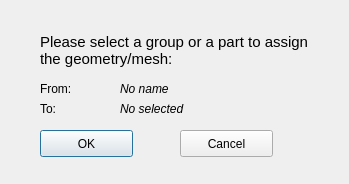
The window that src/MCCADGUI/ImportObjDialog.ui (inr-kit/McCad-Salome-Source) describes before a commit, drawn with Qt 5.
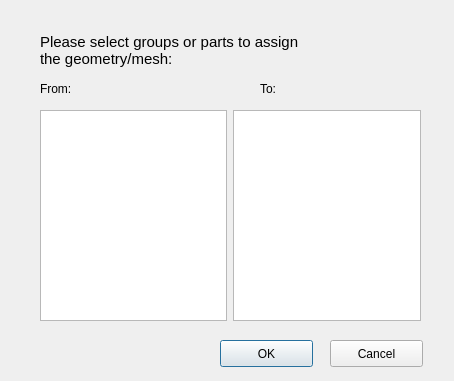
The same window after the commit.

The edit to the form file:
```diff
--- a/src/MCCADGUI/ImportObjDialog.ui
+++ b/src/MCCADGUI/ImportObjDialog.ui
@@ -6,8 +6,8 @@
    <rect>
     <x>0</x>
     <y>0</y>
-    <width>349</width>
-    <height>184</height>
+    <width>454</width>
+    <height>381</height>
    </rect>
   </property>
   <property name="sizePolicy">
@@ -40,7 +40,7 @@
     </font>
    </property>
    <property name="text">
-    <string>Please select a group or a part to assign
+    <string>Please select groups or parts to assign
 the geometry/mesh:</string>
    </property>
   </widget>
@@ -57,47 +57,11 @@
     <string>From:</string>
    </property>
   </widget>
-  <widget class="QLabel" name="lb_geom_name">
-   <property name="geometry">
-    <rect>
-     <x>120</x>
-     <y>80</y>
-     <width>62</width>
-     <height>17</height>
-    </rect>
-   </property>
-   <property name="font">
-    <font>
-     <italic>true</italic>
-    </font>
-   </property>
-   <property name="text">
-    <string>No name</string>
-   </property>
-  </widget>
-  <widget class="QLabel" name="lb_mccad_name">
-   <property name="geometry">
-    <rect>
-     <x>120</x>
-     <y>100</y>
-     <width>111</width>
-     <height>17</height>
-    </rect>
-   </property>
-   <property name="font">
-    <font>
-     <italic>true</italic>
-    </font>
-   </property>
-   <property name="text">
-    <string>No selected</string>
-   </property>
-  </widget>
   <widget class="QLabel" name="label_5">
    <property name="geometry">
     <rect>
-     <x>40</x>
-     <y>100</y>
+     <x>260</x>
+     <y>80</y>
      <width>62</width>
      <height>17</height>
     </rect>
@@ -109,8 +73,8 @@
   <widget class="QPushButton" name="Btn_ok">
    <property name="geometry">
     <rect>
-     <x>40</x>
-     <y>130</y>
+     <x>220</x>
+     <y>340</y>
      <width>93</width>
      <height>27</height>
     </rect>
@@ -122,8 +86,8 @@
   <widget class="QPushButton" name="Btn_cancel">
    <property name="geometry">
     <rect>
-     <x>180</x>
-     <y>130</y>
+     <x>330</x>
+     <y>340</y>
      <width>93</width>
      <height>27</height>
     </rect>
@@ -132,6 +96,37 @@
     <string>Cancel</string>
    </property>
   </widget>
+  <widget class="QWidget" name="horizontalLayoutWidget">
+   <property name="geometry">
+    <rect>
+     <x>40</x>
+     <y>110</y>
+     <width>381</width>
+     <height>211</height>
+    </rect>
+   </property>
+   <layout class="QHBoxLayout" name="horizontalLayout">
+    <item>
+     <widget class="QTextEdit" name="te_geom_name"/>
+    </item>
+    <item>
+     <spacer name="horizontalSpacer">
+      <property name="orientation">
+       <enum>Qt::Horizontal</enum>
+      </property>
+      <property name="sizeHint" stdset="0">
+       <size>
+        <width>40</width>
+        <height>20</height>
+       </size>
+      </property>
+     </spacer>
+    </item>
+    <item>
+     <widget class="QTextEdit" name="te_mccad_name"/>
+    </item>
+   </layout>
+  </widget>
  </widget>
  <resources/>
  <connections/>
```
